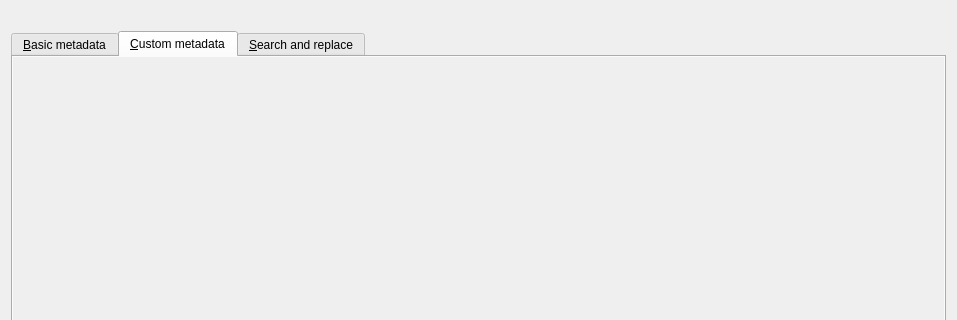
This is src/calibre/gui2/dialogs/metadata_bulk.ui in debian-calibre/calibre as Qt 5 draws it before an edit; both pictures show x 0 to 957 and y 0 to 320 of the 957 by 740 pixel window. The edited form follows.
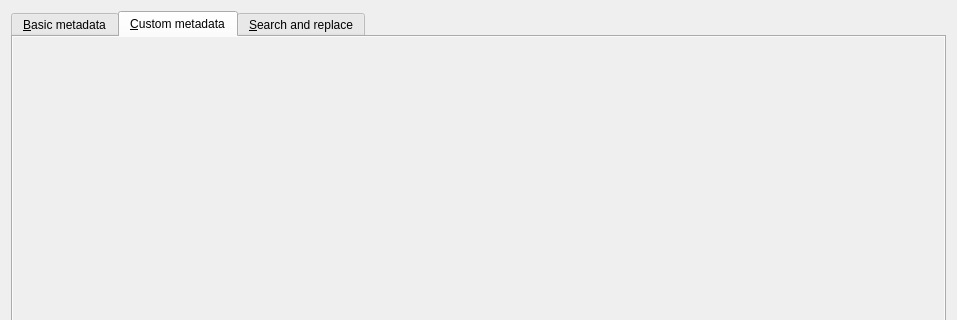
This is the edited form. The open tabs and pages were chosen to show the change. Icons and pictures are not drawn. Custom widgets are drawn as their Qt base class.

Patch:
```diff
--- a/src/calibre/gui2/dialogs/metadata_bulk.ui
+++ b/src/calibre/gui2/dialogs/metadata_bulk.ui
@@ -18,16 +18,6 @@
     <normaloff>:/images/edit_input.png</normaloff>:/images/edit_input.png</iconset>
   </property>
   <layout class="QVBoxLayout" name="verticalLayout_3">
-   <item>
-    <widget class="QLabel" name="box_title">
-     <property name="text">
-      <string/>
-     </property>
-     <property name="alignment">
-      <set>Qt::AlignCenter</set>
-     </property>
-    </widget>
-   </item>
    <item>
     <widget class="QTabWidget" name="central_widget">
      <property name="currentIndex">
@@ -705,8 +695,8 @@
         <rect>
          <x>0</x>
          <y>0</y>
-         <width>935</width>
-         <height>639</height>
+         <width>100</width>
+         <height>30</height>
         </rect>
        </property>
       </widget>
```
Left out of the diff: 4 changed lines with no effect on the pictures.
